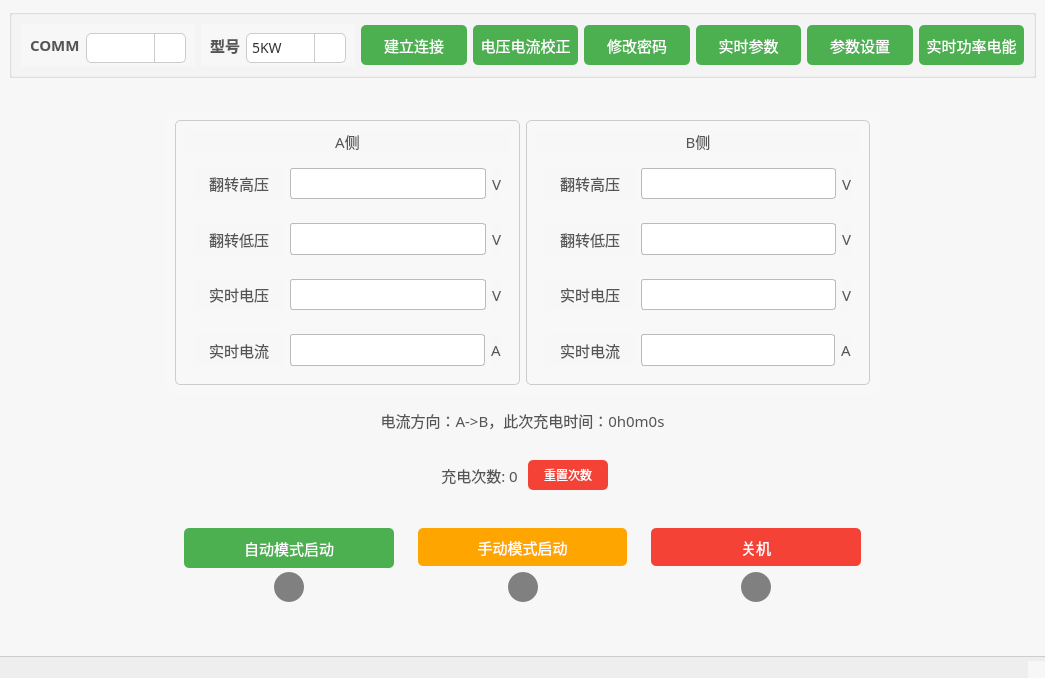
This is mainwindow.ui in Curtain-Wang/BatteryControl as Qt 5 draws it before an edit. The edited form follows.
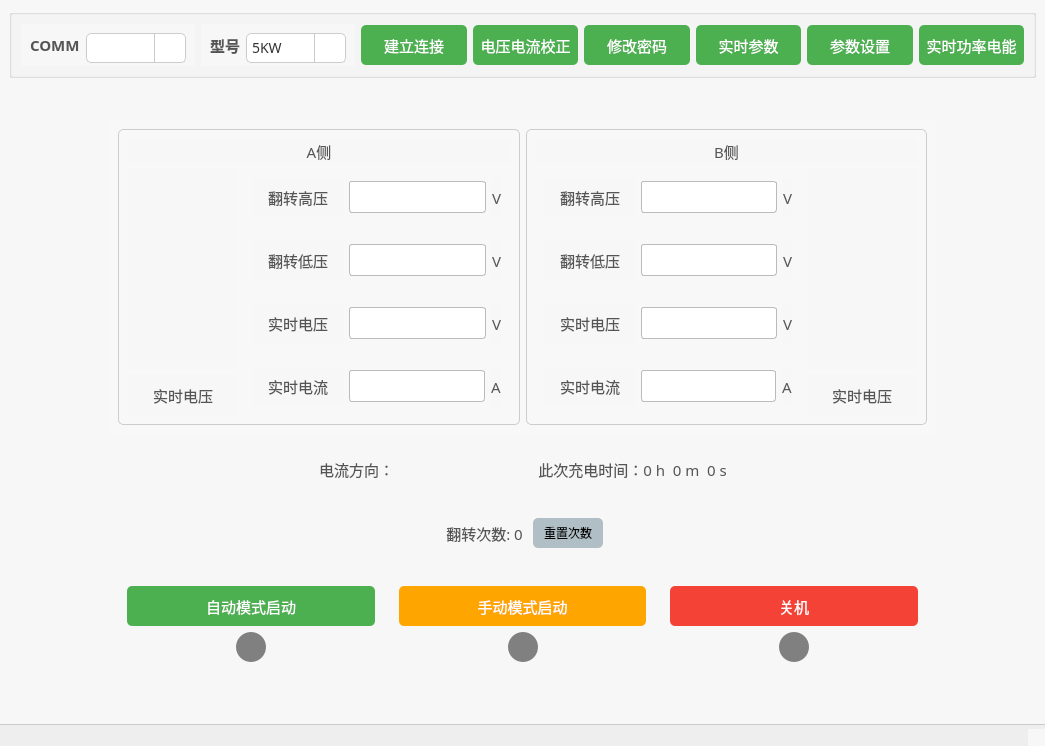
This is the edited form. Icons and pictures are not drawn. Custom widgets are drawn as their Qt base class.

Commit message: 1.新增仪表盘2.优化电流流向样式3.加快写入回显

What changed in the file:
```diff
--- a/mainwindow.ui
+++ b/mainwindow.ui
@@ -7,7 +7,7 @@
     <x>0</x>
     <y>0</y>
     <width>1045</width>
-    <height>678</height>
+    <height>746</height>
    </rect>
   </property>
   <property name="windowTitle">
@@ -66,7 +66,7 @@
 </string>
   </property>
   <widget class="QWidget" name="centralwidget">
-   <layout class="QVBoxLayout" name="verticalLayout_7">
+   <layout class="QVBoxLayout" name="verticalLayout_11">
     <item>
      <widget class="QGroupBox" name="groupBox_33">
       <property name="minimumSize">
@@ -583,7 +583,7 @@
      </spacer>
     </item>
     <item>
-     <layout class="QHBoxLayout" name="horizontalLayout_14">
+     <layout class="QHBoxLayout" name="horizontalLayout_21">
       <item>
        <spacer name="horizontalSpacer">
         <property name="orientation">
@@ -591,8 +591,8 @@
         </property>
         <property name="sizeHint" stdset="0">
          <size>
-          <width>58</width>
-          <height>373</height>
+          <width>48</width>
+          <height>20</height>
          </size>
         </property>
        </spacer>
@@ -602,7 +602,7 @@
         <property name="minimumSize">
          <size>
           <width>731</width>
-          <height>0</height>
+          <height>571</height>
          </size>
         </property>
         <property name="styleSheet">
@@ -614,9 +614,15 @@
         <property name="title">
          <string/>
         </property>
-        <layout class="QVBoxLayout" name="verticalLayout_5">
+        <layout class="QVBoxLayout" name="verticalLayout_10">
          <item>
           <widget class="QGroupBox" name="groupBox_12">
+           <property name="minimumSize">
+            <size>
+             <width>0</width>
+             <height>314</height>
+            </size>
+           </property>
            <property name="styleSheet">
             <string notr="true">QGroupBox {
     background-color: #f8f8f8;
@@ -627,7 +633,7 @@
            <property name="title">
             <string/>
            </property>
-           <layout class="QHBoxLayout" name="horizontalLayout_11">
+           <layout class="QHBoxLayout" name="horizontalLayout_20">
             <item>
              <widget class="QGroupBox" name="groupBox_2">
               <property name="styleSheet">
@@ -640,7 +646,7 @@
               <property name="title">
                <string/>
               </property>
-              <layout class="QVBoxLayout" name="verticalLayout">
+              <layout class="QVBoxLayout" name="verticalLayout_7">
                <item>
                 <widget class="QLabel" name="label">
                  <property name="font">
@@ -658,6 +664,67 @@
                 </widget>
                </item>
                <item>
+                <layout class="QHBoxLayout" name="horizontalLayout_11">
+                 <item>
+                  <layout class="QVBoxLayout" name="verticalLayout_5">
+                   <item>
+                    <widget class="TPScale" name="tPScaleA">
+                     <property name="minimumSize">
+                      <size>
+                       <width>110</width>
+                       <height>200</height>
+                      </size>
+                     </property>
+                     <property name="highest">
+                      <double>60.000000000000000</double>
+                     </property>
+                    </widget>
+                   </item>
+                   <item>
+                    <widget class="QLabel" name="label_27">
+                     <property name="minimumSize">
+                      <size>
+                       <width>0</width>
+                       <height>40</height>
+                      </size>
+                     </property>
+                     <property name="maximumSize">
+                      <size>
+                       <width>16777215</width>
+                       <height>40</height>
+                      </size>
+                     </property>
+                     <property name="font">
+                      <font>
+                       <family>Microsoft YaHei</family>
+                       <pointsize>-1</pointsize>
+                      </font>
+                     </property>
+                     <property name="styleSheet">
+                      <string notr="true">QLabel#label_22 {
+    color: #555555;
+    background-color: #eeeeee;
+    padding: 10px;
+    border-radius: 5px;
+    font-family: &quot;Microsoft YaHei&quot;;
+    font-size: 15px;
+    text-align: center;
+}
+</string>
+                     </property>
+                     <property name="text">
+                      <string>实时电压</string>
+                     </property>
+                     <property name="alignment">
+                      <set>Qt::AlignCenter</set>
+                     </property>
+                    </widget>
+                   </item>
+                  </layout>
+                 </item>
+                 <item>
+                  <layout class="QVBoxLayout" name="verticalLayout">
+                   <item>
                 <widget class="QGroupBox" name="groupBox_3">
                  <property name="styleSheet">
                   <string notr="true">QGroupBox {
@@ -958,6 +1025,10 @@
                 </widget>
                </item>
               </layout>
+                 </item>
+                </layout>
+               </item>
+              </layout>
              </widget>
             </item>
             <item>
@@ -972,7 +1043,7 @@
               <property name="title">
                <string/>
               </property>
-              <layout class="QVBoxLayout" name="verticalLayout_2">
+              <layout class="QVBoxLayout" name="verticalLayout_9">
                <item>
                 <widget class="QLabel" name="label_15">
                  <property name="font">
@@ -990,6 +1061,10 @@
                 </widget>
                </item>
                <item>
+                <layout class="QHBoxLayout" name="horizontalLayout_19">
+                 <item>
+                  <layout class="QVBoxLayout" name="verticalLayout_2">
+                   <item>
                 <widget class="QGroupBox" name="groupBox_9">
                  <property name="styleSheet">
                   <string notr="true">QGroupBox {
@@ -1290,10 +1365,258 @@
                 </widget>
                </item>
               </layout>
-             </widget>
-            </item>
-           </layout>
-          </widget>
+                 </item>
+                 <item>
+                  <layout class="QVBoxLayout" name="verticalLayout_8">
+                   <item>
+                    <widget class="TPScale" name="tPScaleB">
+                     <property name="minimumSize">
+                      <size>
+                       <width>110</width>
+                       <height>200</height>
+                      </size>
+                     </property>
+                     <property name="highest">
+                      <double>60.000000000000000</double>
+                     </property>
+                    </widget>
+                   </item>
+                   <item>
+                    <widget class="QLabel" name="label_28">
+                     <property name="minimumSize">
+                      <size>
+                       <width>0</width>
+                       <height>40</height>
+                      </size>
+                     </property>
+                     <property name="maximumSize">
+                      <size>
+                       <width>16777215</width>
+                       <height>40</height>
+                      </size>
+                     </property>
+                     <property name="font">
+                      <font>
+                       <family>Microsoft YaHei</family>
+                       <pointsize>-1</pointsize>
+                      </font>
+                     </property>
+                     <property name="styleSheet">
+                      <string notr="true">QLabel#label_22 {
+    color: #555555;
+    background-color: #eeeeee;
+    padding: 10px;
+    border-radius: 5px;
+    font-family: &quot;Microsoft YaHei&quot;;
+    font-size: 15px;
+    text-align: center;
+}
+</string>
+                     </property>
+                     <property name="text">
+                      <string>实时电压</string>
+                     </property>
+                     <property name="alignment">
+                      <set>Qt::AlignCenter</set>
+                     </property>
+                    </widget>
+                   </item>
+                  </layout>
+                 </item>
+                </layout>
+               </item>
+              </layout>
+             </widget>
+            </item>
+           </layout>
+          </widget>
+         </item>
+         <item>
+          <widget class="QGroupBox" name="groupBox_18">
+           <property name="title">
+            <string/>
+           </property>
+           <layout class="QHBoxLayout" name="horizontalLayout_18">
+            <item>
+             <spacer name="horizontalSpacer_11">
+              <property name="orientation">
+               <enum>Qt::Horizontal</enum>
+              </property>
+              <property name="sizeHint" stdset="0">
+               <size>
+                <width>201</width>
+                <height>20</height>
+               </size>
+              </property>
+             </spacer>
+            </item>
+            <item>
+             <layout class="QHBoxLayout" name="horizontalLayout_17">
+              <item>
+               <widget class="QLabel" name="label_26">
+                <property name="minimumSize">
+                 <size>
+                  <width>0</width>
+                  <height>40</height>
+                 </size>
+                </property>
+                <property name="maximumSize">
+                 <size>
+                  <width>16777215</width>
+                  <height>40</height>
+                 </size>
+                </property>
+                <property name="font">
+                 <font>
+                  <family>Microsoft YaHei</family>
+                  <pointsize>-1</pointsize>
+                 </font>
+                </property>
+                <property name="styleSheet">
+                 <string notr="true">QLabel#label_22 {
+    color: #555555;
+    background-color: #eeeeee;
+    padding: 10px;
+    border-radius: 5px;
+    font-family: &quot;Microsoft YaHei&quot;;
+    font-size: 15px;
+    text-align: center;
+}
+</string>
+                </property>
+                <property name="text">
+                 <string>电流方向：</string>
+                </property>
+                <property name="alignment">
+                 <set>Qt::AlignCenter</set>
+                </property>
+               </widget>
+              </item>
+              <item>
+               <layout class="QHBoxLayout" name="horizontalLayout_14">
+                <item>
+                 <widget class="QLabel" name="labelA">
+                  <property name="minimumSize">
+                   <size>
+                    <width>40</width>
+                    <height>40</height>
+                   </size>
+                  </property>
+                  <property name="maximumSize">
+                   <size>
+                    <width>16777215</width>
+                    <height>40</height>
+                   </size>
+                  </property>
+                  <property name="font">
+                   <font>
+                    <family>Microsoft YaHei</family>
+                    <pointsize>-1</pointsize>
+                   </font>
+                  </property>
+                  <property name="styleSheet">
+                   <string notr="true">QLabel#label_22 {
+    color: #555555;
+    background-color: #eeeeee;
+    padding: 10px;
+    border-radius: 5px;
+    font-family: &quot;Microsoft YaHei&quot;;
+    font-size: 15px;
+    text-align: center;
+}
+</string>
+                  </property>
+                  <property name="text">
+                   <string/>
+                  </property>
+                  <property name="alignment">
+                   <set>Qt::AlignCenter</set>
+                  </property>
+                 </widget>
+                </item>
+                <item>
+                 <widget class="QLabel" name="labelArrow">
+                  <property name="minimumSize">
+                   <size>
+                    <width>40</width>
+                    <height>40</height>
+                   </size>
+                  </property>
+                  <property name="maximumSize">
+                   <size>
+                    <width>16777215</width>
+                    <height>40</height>
+                   </size>
+                  </property>
+                  <property name="font">
+                   <font>
+                    <family>Microsoft YaHei</family>
+                    <pointsize>-1</pointsize>
+                   </font>
+                  </property>
+                  <property name="styleSheet">
+                   <string notr="true">QLabel#label_22 {
+    color: #555555;
+    background-color: #eeeeee;
+    padding: 10px;
+    border-radius: 5px;
+    font-family: &quot;Microsoft YaHei&quot;;
+    font-size: 15px;
+    text-align: center;
+}
+</string>
+                  </property>
+                  <property name="text">
+                   <string/>
+                  </property>
+                  <property name="alignment">
+                   <set>Qt::AlignCenter</set>
+                  </property>
+                 </widget>
+                </item>
+                <item>
+                 <widget class="QLabel" name="labelB">
+                  <property name="minimumSize">
+                   <size>
+                    <width>40</width>
+                    <height>40</height>
+                   </size>
+                  </property>
+                  <property name="maximumSize">
+                   <size>
+                    <width>16777215</width>
+                    <height>40</height>
+                   </size>
+                  </property>
+                  <property name="font">
+                   <font>
+                    <family>Microsoft YaHei</family>
+                    <pointsize>-1</pointsize>
+                   </font>
+                  </property>
+                  <property name="styleSheet">
+                   <string notr="true">QLabel#label_22 {
+    color: #555555;
+    background-color: #eeeeee;
+    padding: 10px;
+    border-radius: 5px;
+    font-family: &quot;Microsoft YaHei&quot;;
+    font-size: 15px;
+    text-align: center;
+}
+</string>
+                  </property>
+                  <property name="text">
+                   <string/>
+                  </property>
+                  <property name="alignment">
+                   <set>Qt::AlignCenter</set>
+                  </property>
+                 </widget>
+                </item>
+               </layout>
+              </item>
+             </layout>
          </item>
          <item>
           <widget class="QLabel" name="label_24">
@@ -1328,11 +1651,27 @@
 </string>
            </property>
            <property name="text">
-            <string>电流方向：A-&gt;B，此次充电时间：0h0m0s</string>
+               <string>此次充电时间：0 h  0 m  0 s</string>
            </property>
            <property name="alignment">
             <set>Qt::AlignCenter</set>
            </property>
+             </widget>
+            </item>
+            <item>
+             <spacer name="horizontalSpacer_12">
+              <property name="orientation">
+               <enum>Qt::Horizontal</enum>
+              </property>
+              <property name="sizeHint" stdset="0">
+               <size>
+                <width>200</width>
+                <height>20</height>
+               </size>
+              </property>
+             </spacer>
+            </item>
+           </layout>
           </widget>
          </item>
          <item>
@@ -1387,7 +1726,7 @@
 </string>
               </property>
               <property name="text">
-               <string>充电次数: 0</string>
+               <string>翻转次数: 0</string>
               </property>
               <property name="alignment">
                <set>Qt::AlignCenter</set>
@@ -1404,7 +1743,7 @@
               </property>
               <property name="minimumSize">
                <size>
-                <width>80</width>
+                <width>70</width>
                 <height>0</height>
                </size>
               </property>
@@ -1428,8 +1767,8 @@
               </property>
               <property name="styleSheet">
                <string notr="true">QPushButton {
-    background-color: #F44336; /* 红色背景 */
-    color: white;
+    background-color: #B0BEC5; /* 柔和的灰色背景 */
+    color: black;
     border: none;
     border-radius: 5px;
     font-size: 12px;
@@ -1471,7 +1810,7 @@
            <property name="minimumSize">
             <size>
              <width>0</width>
-             <height>80</height>
+             <height>111</height>
             </size>
            </property>
            <property name="maximumSize">
@@ -1831,7 +2170,7 @@
         <property name="sizeHint" stdset="0">
          <size>
           <width>48</width>
-          <height>373</height>
+          <height>20</height>
          </size>
         </property>
        </spacer>
@@ -1856,6 +2195,11 @@
   <widget class="QStatusBar" name="statusBar"/>
  </widget>
  <customwidgets>
+  <customwidget>
+   <class>TPScale</class>
+   <extends>QWidget</extends>
+   <header>tpscale.h</header>
+  </customwidget>
   <customwidget>
    <class>MyComboBox</class>
    <extends>QComboBox</extends>
```
Left out of the diff: 8 changed lines with no effect on the pictures. Lines whose indentation alone changed are shown as unchanged. The commit also changes 14 other files.
